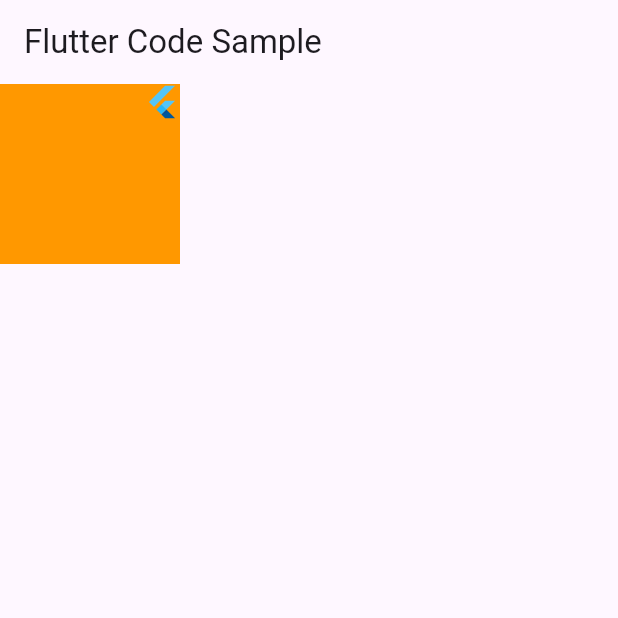
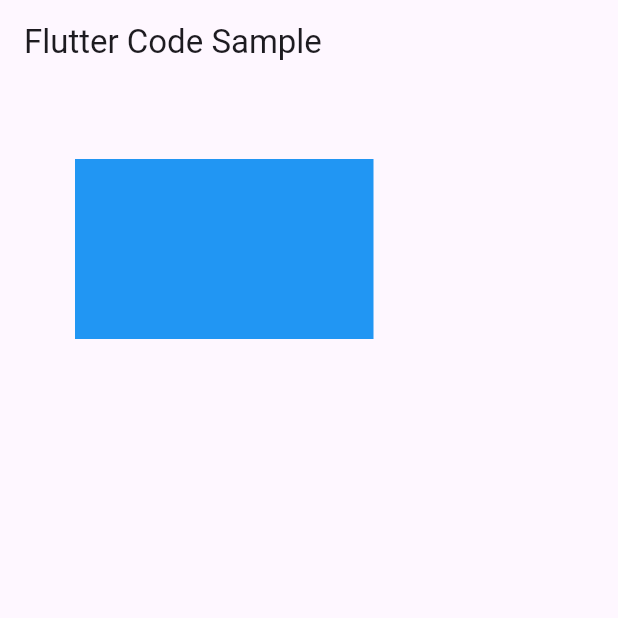
Before and after one commit to Latrevion/flutter_six_class, a Flutter app: the screen it shows after launch, on a phone screen of 412 x 824 dp, the top half of it. Run offline on Flutter 3.47's test engine with Material 3 defaults, Android fonts, the phone set to English and light mode, and no system bars.

Commit message:
3.3.7 RotateBox

```diff
--- a/lib/main.dart
+++ b/lib/main.dart
@@ -370,17 +370,30 @@ class MyApp extends StatelessWidget {
   //   );
   // }
 
+// 3.3.6 align  center
+// Widget getBody(){
+//   return Container(
+//     height: 120,
+//     width: 120,
+//     color: Colors.orange,
+//     child: const Align(
+//       alignment: Alignment.topRight,
+//       child: FlutterLogo(),
+//     ),
+//   );
+// }
 
-// 3.3.6 align  center
-Widget getBody(){
-  return Container(
-    height: 120,
-    width: 120,
-    color: Colors.orange,
-    child: const Align(
-      alignment: Alignment.topRight,
-      child: FlutterLogo(),
-    ),
-  );
+  //3.3.7 RotateBox
+  Widget getBody() {
+    return Padding(
+      padding: const EdgeInsets.all(50.0),
+      child: RotatedBox(
+          quarterTurns: 1,
+          child: Container(
+            height: 199,
+            width: 120,
+            color: Colors.blue,
+          )),
+    );
+  }
 }
-}
```
